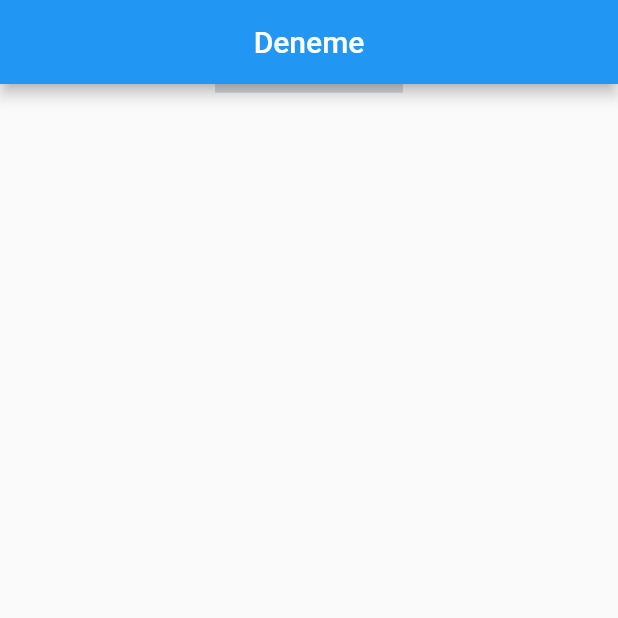
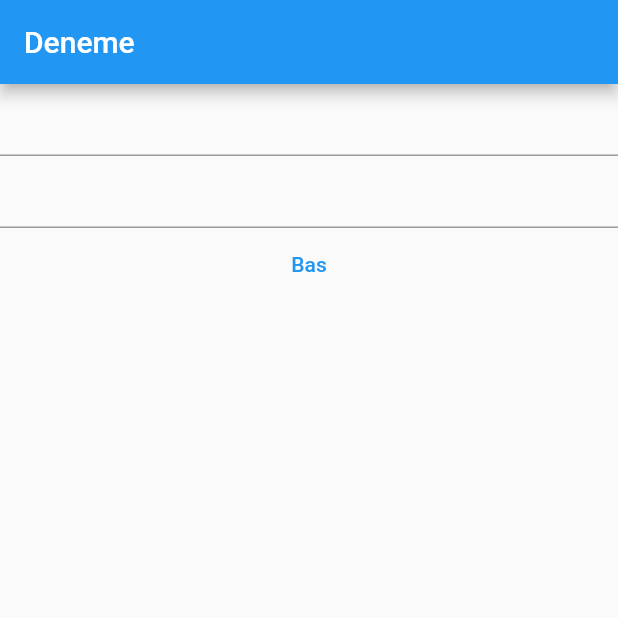
Before and after one commit to YigitYeler/Guess-Number-But-Flutter, a Flutter app: the screen it shows after launch, on a phone screen of 412 x 824 dp, the top half of it. Run offline on Flutter 3.47's test engine with Material 2 defaults, Android fonts, the phone set to English and light mode, and no system bars; our stand-ins replace get; missing offline and left inert: kartal.

```diff
--- /dev/null
+++ b/lib/api models/ActivateAccount.dart
@@ -0,0 +1,67 @@
+class Response {
+  String href;
+  int resultStatus;
+  Null data;
+  List<ValidationErrors> validationErrors;
+  String message;
+  String detail;
+  int statusCode;
+
+  Response(
+      {this.href,
+      this.resultStatus,
+      this.data,
+      this.validationErrors,
+      this.message,
+      this.detail,
+      this.statusCode});
+
+  Response.fromJson(Map<String, dynamic> json) {
+    href = json['Href'];
+    resultStatus = json['ResultStatus'];
+    data = json['Data'];
+    if (json['ValidationErrors'] != null) {
+      validationErrors = <ValidationErrors>[];
+      json['ValidationErrors'].forEach((v) {
+        validationErrors.add(new ValidationErrors.fromJson(v));
+      });
+    }
+    message = json['Message'];
+    detail = json['Detail'];
+    statusCode = json['StatusCode'];
+  }
+
+  Map<String, dynamic> toJson() {
+    final Map<String, dynamic> data = new Map<String, dynamic>();
+    data['Href'] = this.href;
+    data['ResultStatus'] = this.resultStatus;
+    data['Data'] = this.data;
+    if (this.validationErrors != null) {
+      data['ValidationErrors'] =
+          this.validationErrors.map((v) => v.toJson()).toList();
+    }
+    data['Message'] = this.message;
+    data['Detail'] = this.detail;
+    data['StatusCode'] = this.statusCode;
+    return data;
+  }
+}
+
+class ValidationErrors {
+  String propertyName;
+  String message;
+
+  ValidationErrors({this.propertyName, this.message});
+
+  ValidationErrors.fromJson(Map<String, dynamic> json) {
+    propertyName = json['PropertyName'];
+    message = json['Message'];
+  }
+
+  Map<String, dynamic> toJson() {
+    final Map<String, dynamic> data = new Map<String, dynamic>();
+    data['PropertyName'] = this.propertyName;
+    data['Message'] = this.message;
+    return data;
+  }
+}
--- a/lib/main.dart
+++ b/lib/main.dart
@@ -1,6 +1,6 @@
 import 'package:flutter/material.dart';
-import 'package:my_flutter_app/views/homePage.dart';
-import 'package:my_flutter_app/views/home_view.dart';
+
+import 'views/get_value_from_textfield.dart';
 
 void main() => runApp(MyApp());
 
@@ -11,7 +11,7 @@ class MyApp extends StatelessWidget {
     return MaterialApp(
       debugShowCheckedModeBanner: false,
       title: 'Material App',
-      home: HomePage(),
+      home: GetValueFromTextField(),
     );
   }
 }
--- /dev/null
+++ b/lib/views/get_value_from_textfield.dart
@@ -0,0 +1,53 @@
+import 'dart:convert';
+
+import 'package:flutter/material.dart';
+import '../api%20models/ActivateAccount.dart';
+import 'package:http/http.dart' as http;
+
+class GetValueFromTextField extends StatefulWidget {
+  GetValueFromTextField({Key key}) : super(key: key);
+
+  @override
+  _GetValueFromTextFieldState createState() => _GetValueFromTextFieldState();
+}
+
+class _GetValueFromTextFieldState extends State<GetValueFromTextField> {
+  final myController = TextEditingController();
+  final myController2 = TextEditingController();
+  final urlPrefix = 'http://api.oricin.com/api/v1/UsersAuth/ActivateEmail';
+
+  Future<void> makePostRequest() async {
+    final url = Uri.parse('$urlPrefix');
+    final headers = {"Content-type": "application/json"};
+    final json =
+        '{"EmailAddress": "${myController.text}", "ActivationCode": "${myController2.text}"}';
+    final response = await http.post(url, headers: headers, body: json);
+    print('Status code: ${response.statusCode}');
+    print(
+        'Body: ${Response.fromJson(jsonDecode(response.body)).validationErrors[0].message}');
+  }
+
+  Widget build(BuildContext context) {
+    return Scaffold(
+      appBar: AppBar(
+        title: Text("Deneme"),
+      ),
+      body: Column(
+        children: [
+          TextField(
+            controller: myController,
+          ),
+          TextField(
+            controller: myController2,
+          ),
+          TextButton(
+            onPressed: () {
+              makePostRequest();
+            },
+            child: Text("Bas"),
+          )
+        ],
+      ),
+    );
+  }
+}
--- a/lib/views/home_view.dart
+++ b/lib/views/home_view.dart
@@ -1,7 +1,5 @@
 import 'package:flutter/material.dart';
-import 'package:flutter/services.dart';
 import 'package:kartal/kartal.dart';
-import 'package:my_flutter_app/views/homePage.dart';
 
 class HomeView extends StatefulWidget {
   final Widget routePage;
--- a/pubspec.yaml
+++ b/pubspec.yaml
@@ -26,6 +26,9 @@ dependencies:
   get: ^4.1.4
   cupertino_icons: ^1.0.2
   kartal: ^2.0.0
+  http: ^0.13.3
+
+
 
 dev_dependencies:
   flutter_test:
```
Also changed, not shown: lib/views/homePage.dart (+5 -5 lines), pubspec.lock, 2 other files.
